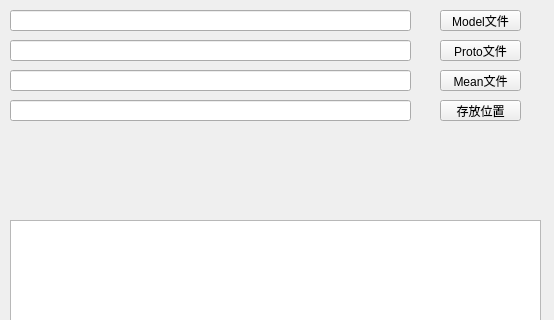
This is skplayer/caffeui.ui in shykoe/skplayer as Qt 5 draws it before an edit; both pictures show x 0 to 554 and y 0 to 320 of the 554 by 866 pixel window. The edited form follows.
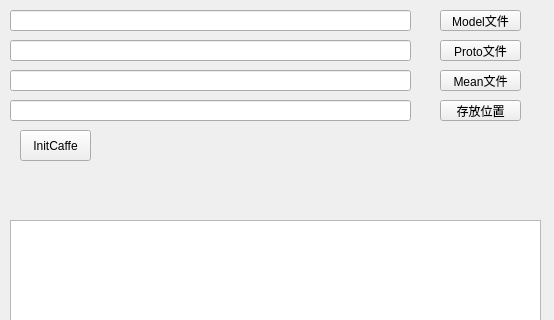
This is the edited form.

Patch:
```diff
--- a/skplayer/caffeui.ui
+++ b/skplayer/caffeui.ui
@@ -125,6 +125,19 @@
     <string>存放位置</string>
    </property>
   </widget>
+  <widget class="QPushButton" name="InitCaffe">
+   <property name="geometry">
+    <rect>
+     <x>20</x>
+     <y>130</y>
+     <width>71</width>
+     <height>31</height>
+    </rect>
+   </property>
+   <property name="text">
+    <string>InitCaffe</string>
+   </property>
+  </widget>
  </widget>
  <layoutdefault spacing="6" margin="11"/>
  <resources/>
```
